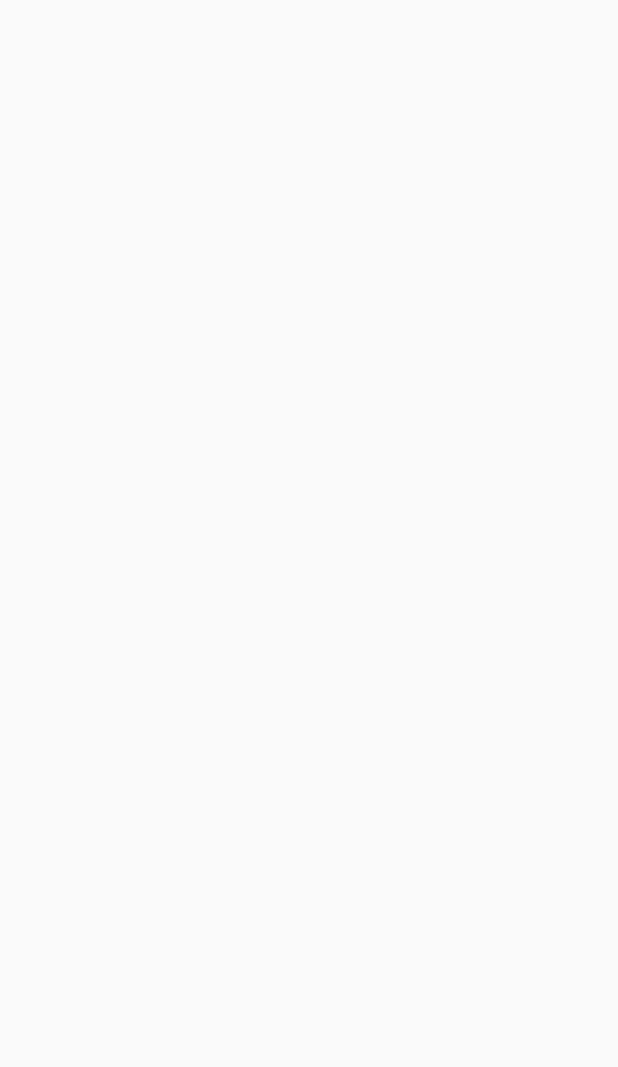
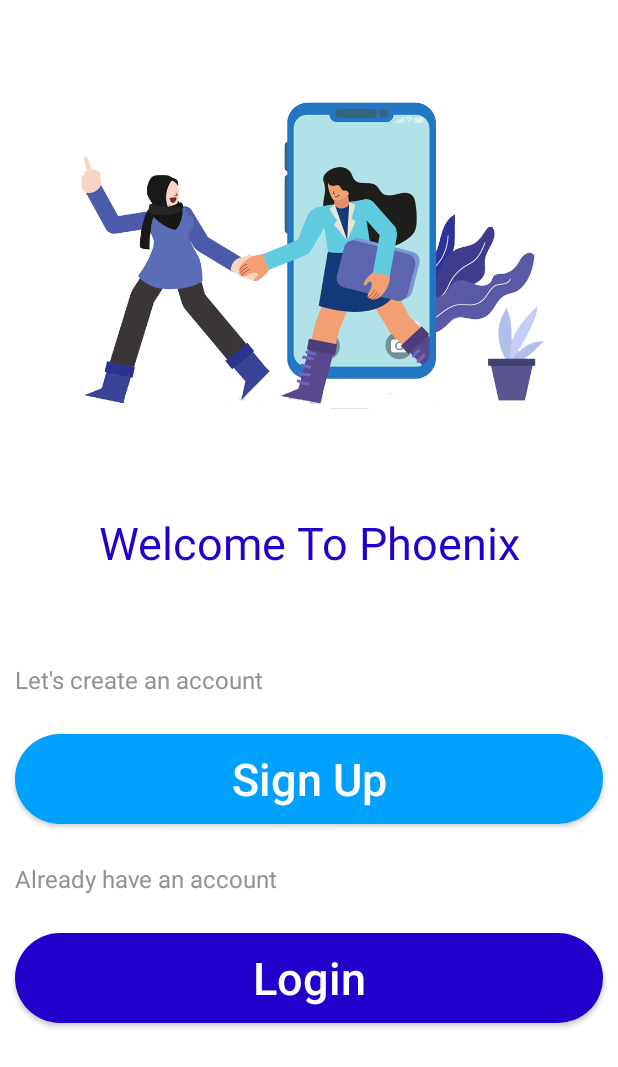
Before and after one commit to YoussefAhmedx/Phoenix, an Android app: the screen it shows after launch (WelcomeActivity), on a phone screen of 412 x 824 dp. Before the commit the part shown is empty. Shown: the top 1067 px of the screen. Run offline under Robolectric (Android 15) with nearby library versions, the phone set to English and light mode, and no system bars.

Commit message:
WelcomeActivity

```diff
--- a/app/src/main/AndroidManifest.xml
+++ b/app/src/main/AndroidManifest.xml
@@ -9,11 +9,13 @@
         android:roundIcon="@mipmap/phoenix_ico"
         android:supportsRtl="true"
         android:theme="@style/Theme.Phoenix">
-        <activity android:name=".WelcomeActivity"></activity>
+        <activity android:name=".WelcomeActivity"
+            android:screenOrientation="locked"></activity>
         <!-- Welcome Splash Screen -->
         <activity
             android:name=".WelcomeSplashScreen"
-            android:theme="@style/WelcomeSplashScreen">
+            android:theme="@style/WelcomeSplashScreen"
+            android:screenOrientation="locked">
             <intent-filter>
                 <action android:name="android.intent.action.MAIN" />
 
--- a/app/src/main/res/drawable/google_img_theme.xml
+++ b/app/src/main/res/drawable/google_img_theme.xml
@@ -1,5 +1,4 @@
 <?xml version="1.0" encoding="utf-8"?>
 <bitmap android:src="@drawable/google_img"
     xmlns:android="http://schemas.android.com/apk/res/android">
-
 </bitmap>
--- a/app/src/main/res/layout/activity_welcome.xml
+++ b/app/src/main/res/layout/activity_welcome.xml
@@ -1,10 +1,67 @@
 <?xml version="1.0" encoding="utf-8"?>
-<androidx.constraintlayout.widget.ConstraintLayout xmlns:android="http://schemas.android.com/apk/res/android"
-    xmlns:app="http://schemas.android.com/apk/res-auto"
+<LinearLayout xmlns:android="http://schemas.android.com/apk/res/android"
     xmlns:tools="http://schemas.android.com/tools"
     android:layout_width="match_parent"
     android:layout_height="match_parent"
-    tools:context=".WelcomeActivity">
-
-
-</androidx.constraintlayout.widget.ConstraintLayout>
+    tools:context=".WelcomeActivity"
+    android:orientation="vertical"
+    android:weightSum="3">
+    <LinearLayout
+        android:id="@+id/description_layout"
+        android:layout_width="wrap_content"
+        android:layout_height="0dp"
+        android:orientation="vertical"
+        android:layout_weight="1.5">
+        <ImageView
+            android:layout_width="match_parent"
+            android:layout_height="0dp"
+            android:layout_weight="1.9"
+            android:src="@drawable/student_meet_up"
+            android:contentDescription="@string/img_description"
+            />
+        <TextView
+            android:layout_width="match_parent"
+            android:layout_height="wrap_content"
+            android:text="@string/welcome_text"
+            style="@style/hint_text"
+            />
+    </LinearLayout>
+    <LinearLayout
+        android:id="@+id/sign_up_layout"
+        android:layout_width="match_parent"
+        android:layout_height="0dp"
+        android:layout_weight="1.5"
+        android:orientation="vertical"
+        android:layout_marginTop="60dp">
+        <TextView
+            android:layout_width="match_parent"
+            android:layout_height="wrap_content"
+            style="@style/lateral_text"
+            android:text="@string/sign_up_lateral_text" />
+        <Button
+            android:id="@+id/sign_up_btn"
+            android:layout_width="match_parent"
+            android:layout_height="wrap_content"
+            style="@style/button_theme"
+            android:background="@drawable/custom_button_cyan"
+            android:layout_marginTop="25dp"
+            android:layout_marginStart="10dp"
+            android:layout_marginEnd="10dp"
+            android:text="@string/sign_up_button"/>
+        <TextView
+            android:layout_width="match_parent"
+            android:layout_height="wrap_content"
+            style="@style/lateral_text"
+            android:text="@string/login_lateral_text"
+            android:layout_marginTop="25dp"/>
+        <Button
+            android:id="@+id/login_btn"
+            android:layout_width="match_parent"
+            android:layout_height="wrap_content"
+            style="@style/button_theme"
+            android:layout_marginTop="25dp"
+            android:layout_marginStart="10dp"
+            android:layout_marginEnd="10dp"
+            android:text="@string/login_button"/>
+    </LinearLayout>
+</LinearLayout>
--- a/app/src/main/res/values-night/themes.xml
+++ b/app/src/main/res/values-night/themes.xml
@@ -1,15 +1,38 @@
 <resources xmlns:tools="http://schemas.android.com/tools">
      Base application theme.
-    <style name="Theme.Phoenix" parent="Theme.MaterialComponents.NoActionBar">
+    <style name="Theme.Phoenix" parent="Theme.AppCompat.NoActionBar">
         <!-- Primary brand color. -->
         <item name="colorPrimaryVariant">@color/Dark_Blue</item>
         <!-- Status bar color. -->
         <item name="android:statusBarColor" tools:targetApi="l">?attr/colorPrimaryVariant</item>
         <!-- Customize your theme here. -->
+        <item name="android:background">@color/Dark_Blue</item>
     </style>
 
     <!-- Splash Screen Theme -->
     <style name="WelcomeSplashScreen" parent="Theme.AppCompat.Light.NoActionBar">
         <item name="android:windowBackground">@drawable/welcome_splash_screen_night</item>
     </style>
+
+    <!-- Widget Theme -->
+
+    <!-- Hint Text Theme -->
+    <style name="hint_text">
+        <item name="android:textColor">@color/white</item>
+        <item name="android:gravity">center</item>
+        <item name="android:textSize">30sp</item>
+    </style>
+    <!-- Lateral Text -->
+    <style name="lateral_text">
+        <item name="android:textSize">16sp</item>
+        <item name="android:textColor">@color/dark_gray</item>
+        <item name="android:layout_marginStart">10dp</item>
+    </style>
+    <!-- Button Theme -->
+    <style name="button_theme">
+        <item name="android:textColor">@color/white</item>
+        <item name="android:background">@drawable/custom_button_light_blue</item>
+        <item name="android:textSize">30sp</item>
+        <item name="textAllCaps">false</item>
+    </style>
 </resources>
--- a/app/src/main/res/values/colors.xml
+++ b/app/src/main/res/values/colors.xml
@@ -10,4 +10,5 @@
     <color name="white">#FFFFFFFF</color>
     <color name="gray">#F2F1F1</color>
     <color name="red">#FF0000</color>
+    <color name="dark_gray">#929292</color>
 </resources>
--- a/app/src/main/res/values/strings.xml
+++ b/app/src/main/res/values/strings.xml
@@ -7,7 +7,10 @@
     <string name="wrong_password">Wrong Password</string>
 
     <!-- Hints Text -->
-    <string name="login_fragment_hint_text">Learn From Home</string>
+    <string name="welcome_text">Welcome To Phoenix</string>
+    <!-- Lateral Text -->
+    <string name="sign_up_lateral_text">Let\'s create an account</string>
+    <string name="login_lateral_text">Already have an account</string>
 
     <!-- Button -->
     <string name="login_button">Login</string>
@@ -25,6 +28,9 @@
     <!-- Under Line TextView -->
     <string name="forget_password"><u>Forget Password?</u>.</string>
 
+    <!-- Image Content Description -->
+    <string name="img_description">Image View</string>
+
 
     <!-- TODO: Remove or change this placeholder text -->
     <string name="hello_blank_fragment">Blank Fragment</string>
--- a/app/src/main/res/values/themes.xml
+++ b/app/src/main/res/values/themes.xml
@@ -6,6 +6,7 @@
         <!-- Status bar color. -->
         <item name="android:statusBarColor" tools:targetApi="l">?attr/colorPrimaryVariant</item>
         <!-- Customize your theme here. -->
+        <item name="android:background">@color/white</item>
     </style>
 
 
@@ -19,42 +20,40 @@
 
     <!-- Hint Text Theme -->
     <style name="hint_text">
-        <item name="android:paddingLeft">20dp</item>
         <item name="android:textColor">@color/Light_Blue</item>
         <item name="android:gravity">center</item>
-        <item name="android:textSize">25sp</item>
-        <item name="android:layout_marginTop">20dp</item>
+        <item name="android:textSize">30sp</item>
     </style>
+    <!-- Lateral Text -->
+    <style name="lateral_text">
+        <item name="android:textSize">16sp</item>
+        <item name="android:textColor">@color/dark_gray</item>
+        <item name="android:layout_marginStart">10dp</item>
+    </style>
+    <!-- Button Theme -->
+    <style name="button_theme">
+        <item name="android:textColor">@color/white</item>
+        <item name="android:background">@drawable/custom_button_light_blue</item>
+        <item name="android:textSize">30sp</item>
+        <item name="textAllCaps">false</item>
+    </style>
+
+
+
+
+
+
     <!-- FrameLayout Theme -->
     <style name="frame_layout_theme">
         <item name="android:layout_width">match_parent</item>
         <item name="android:layout_height">match_parent</item>
     </style>
-
-    <!-- Button Theme -->
-    <style name="button_theme">
-        <item name="android:textColor">@color/white</item>
-        <item name="android:background">@drawable/custom_button_light_blue</item>
-        <item name="android:textSize">24sp</item>
-        <item name="android:layout_marginStart">12.5dp</item>
-        <item name="android:layout_marginEnd">12.5dp</item>
-        <item name="textAllCaps">false</item>
-    </style>
-
-    <!-- Space Theme -->
-    <style name="space_theme">
-        <item name="android:layout_width">match_parent</item>
-        <item name="android:layout_height">wrap_content</item>
-        <item name="android:layout_marginTop">20dp</item>
-    </style>
-
     <!-- Edit Text Theme -->
     <style name="edit_text_theme">
         <item name="android:background">@drawable/custom_edit_text</item>
         <item name="android:paddingStart">20dp</item>
         <item name="android:textSize">24sp</item>
     </style>
-
     <!-- Back & Next Button -->
     <style name="back_and_next_button">
         <item name="android:layout_marginBottom">10dp</item>
```
Also changed, not shown: app/src/main/res/drawable-hdpi/student_meet_up.png (renamed from app/src/main/res/drawable-xxxhdpi/student_meetup.png), app/src/main/res/drawable-hdpi/student_meetup.png (deleted), app/src/main/res/drawable-ldpi/student_meet_up.png (renamed from app/src/main/res/drawable-xhdpi/student_meetup.png), app/src/main/res/drawable-ldpi/student_meetup.png (deleted), app/src/main/res/drawable-mdpi/student_meet_up.png (added), app/src/main/res/drawable-mdpi/student_meetup.png (deleted), app/src/main/res/drawable-xhdpi/student_meet_up.png (added), app/src/main/res/drawable-xxhdpi/student_meet_up.png (added), app/src/main/res/drawable-xxhdpi/student_meetup.png (deleted), app/src/main/res/drawable-xxxhdpi/student_meet_up.png (added).
